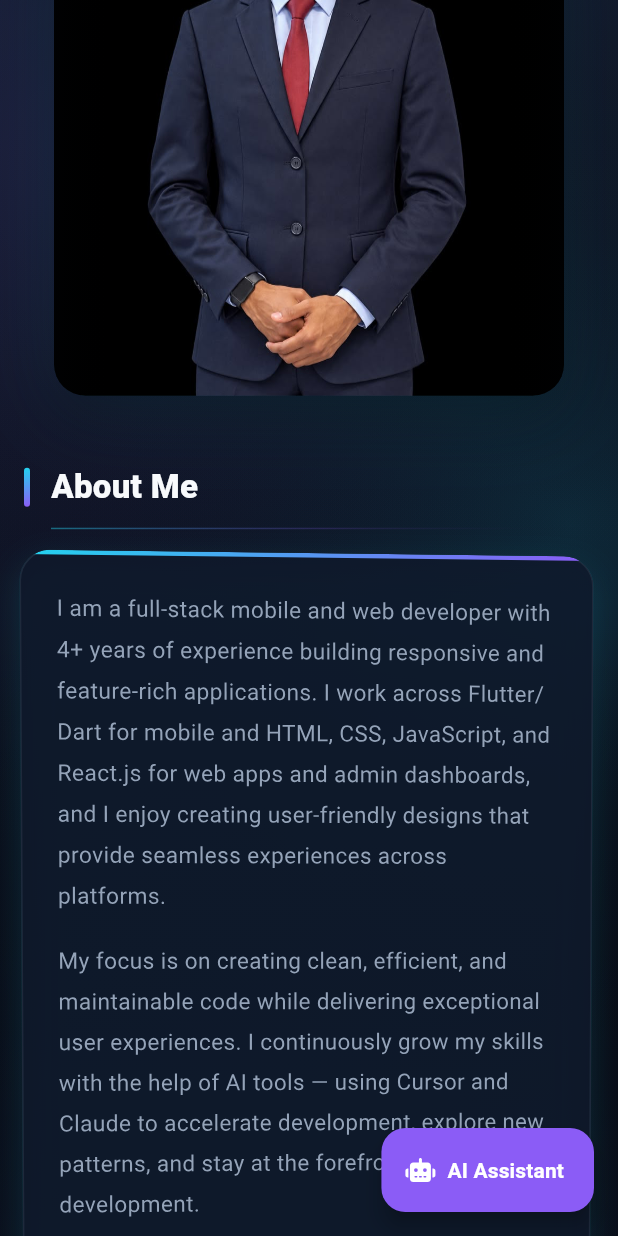
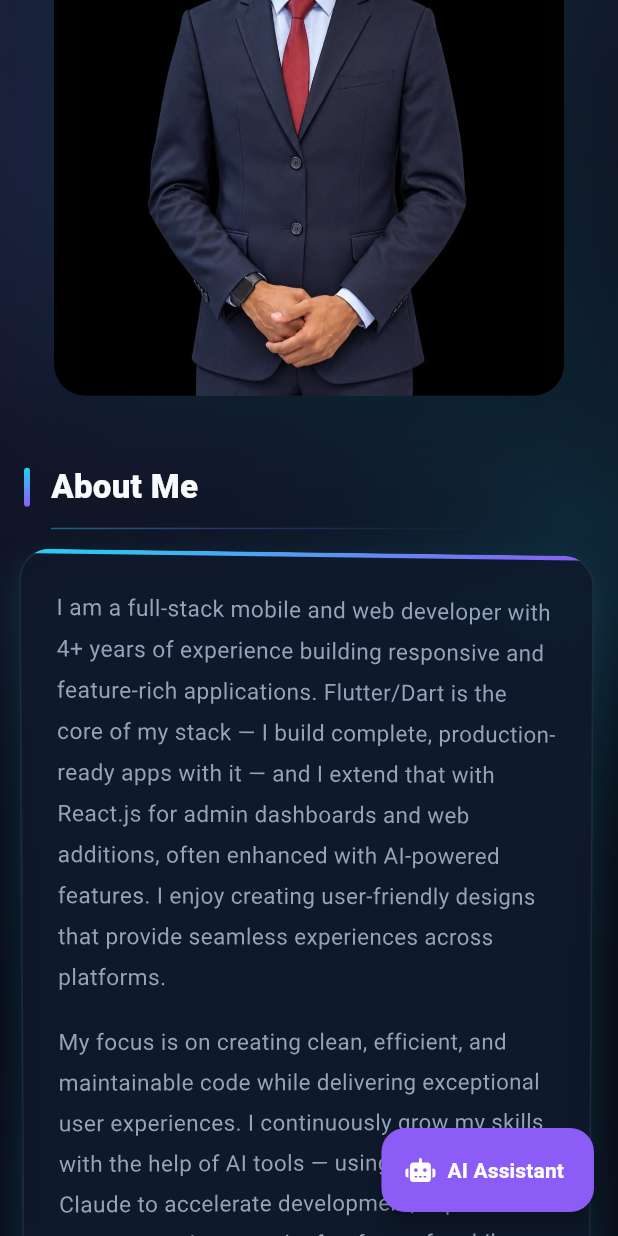
Before and after one commit to ahmedehab96-c/myportofilo, a Flutter app: the screen it shows after launch, scrolled down 576 dp, on a phone screen of 412 x 824 dp. Run offline on Flutter 3.47's test engine with Material 3 defaults, Android fonts, the phone set to English and light mode, and no system bars; our stand-ins replace animate_do, path_drawing, shimmer.

Commit message:
Reframe portfolio copy: Flutter as core stack, React.js as an addition
Clarify that Flutter/Dart is the primary full-stack technology, and
React.js is used as an addition for admin dashboards and web, often
paired with AI-powered features.

```diff
--- a/lib/data/portfolio_profile_content.dart
+++ b/lib/data/portfolio_profile_content.dart
@@ -126,12 +126,12 @@ class PortfolioProfileContent {
       ],
     ),
     ProfileSkillCategory(
-      category: 'Web Development',
+      category: 'Web Development (addition)',
       icon: FontAwesomeIcons.code,
       color: Color(0xFF61DAFB),
       skills: [
         'HTML, CSS, JavaScript',
-        'React.js for web apps and admin dashboards',
+        'React.js for admin dashboards and web, often with AI-powered features',
         'Responsive, component-based UI',
       ],
     ),
--- a/lib/services/portfolio_knowledge.dart
+++ b/lib/services/portfolio_knowledge.dart
@@ -25,7 +25,7 @@ class PortfolioKnowledge {
       'https://ahmedmyportofilo.netlify.app/docs/ahmed-ehab-certificate.pdf';
 
   static const aboutParagraph1 =
-      'I am a full-stack mobile and web developer with 4+ years of experience building responsive and feature-rich applications. I work across Flutter/Dart for mobile and HTML, CSS, JavaScript, and React.js for web apps and admin dashboards, and I enjoy creating user-friendly designs that provide seamless experiences across platforms.';
+      'I am a full-stack mobile and web developer with 4+ years of experience building responsive and feature-rich applications. Flutter/Dart is the core of my stack — I build complete, production-ready apps with it — and I extend that with React.js for admin dashboards and web additions, often enhanced with AI-powered features. I enjoy creating user-friendly designs that provide seamless experiences across platforms.';
 
   static const aboutParagraph2 =
       'My focus is on creating clean, efficient, and maintainable code while delivering exceptional user experiences. I continuously grow my skills with the help of AI tools — using Cursor and Claude to accelerate development, explore new patterns, and stay at the forefront of mobile development.';
@@ -388,12 +388,12 @@ Ask "What are your technical skills?" or "Do you know Laravel?" for details.''',
     FaqEntry(
       ['technical skills', 'flutter skills', 'dart skills', 'mobile development'],
       '''Technical Skills:
-• Flutter & Dart — cross-platform apps (Android & iOS)
-• Web development: HTML, CSS, JavaScript, React.js
-• Building web apps and admin dashboards with React.js
+• Flutter & Dart — my core stack for full, production-ready apps (Android & iOS)
 • State management: BLoC, GetX, Riverpod
 • Custom widgets and UI components
 • Animations and responsive layouts
+• React.js as an addition — for admin dashboards and web, often with AI-powered features
+• Web development: HTML, CSS, JavaScript, React.js
 • pub.dev / npm packages integration''',
     ),
     FaqEntry(
```
